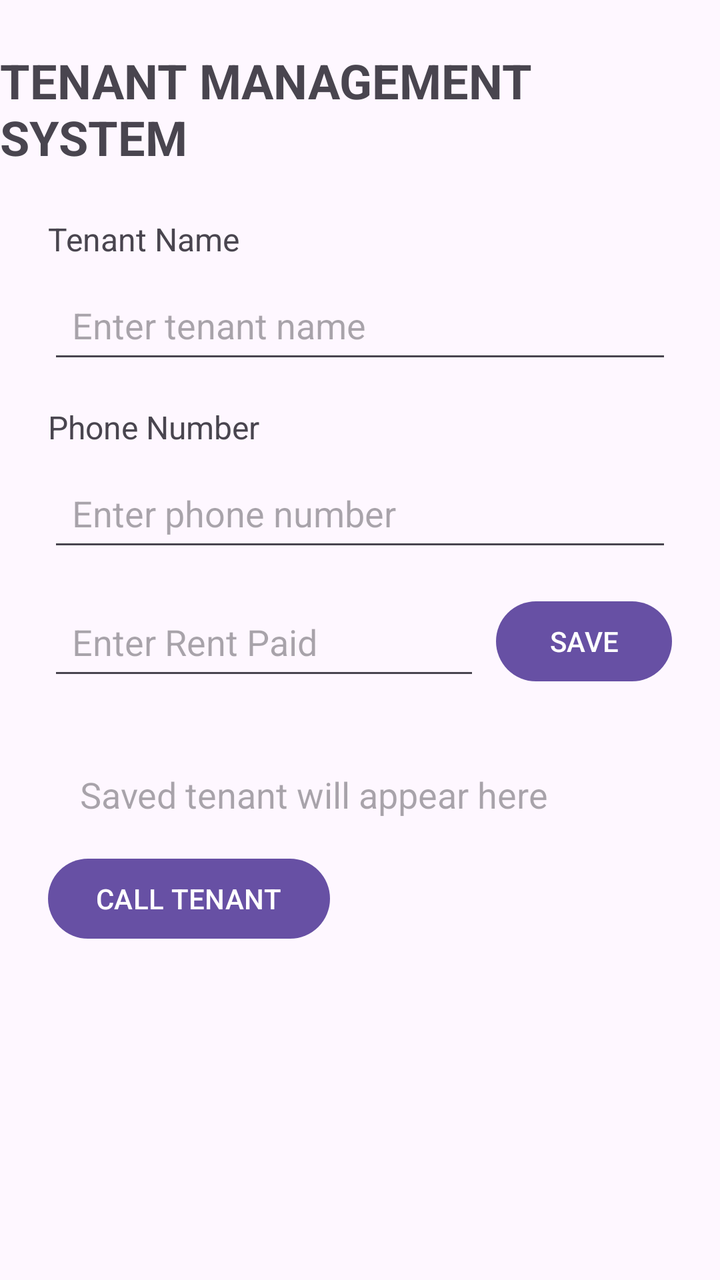
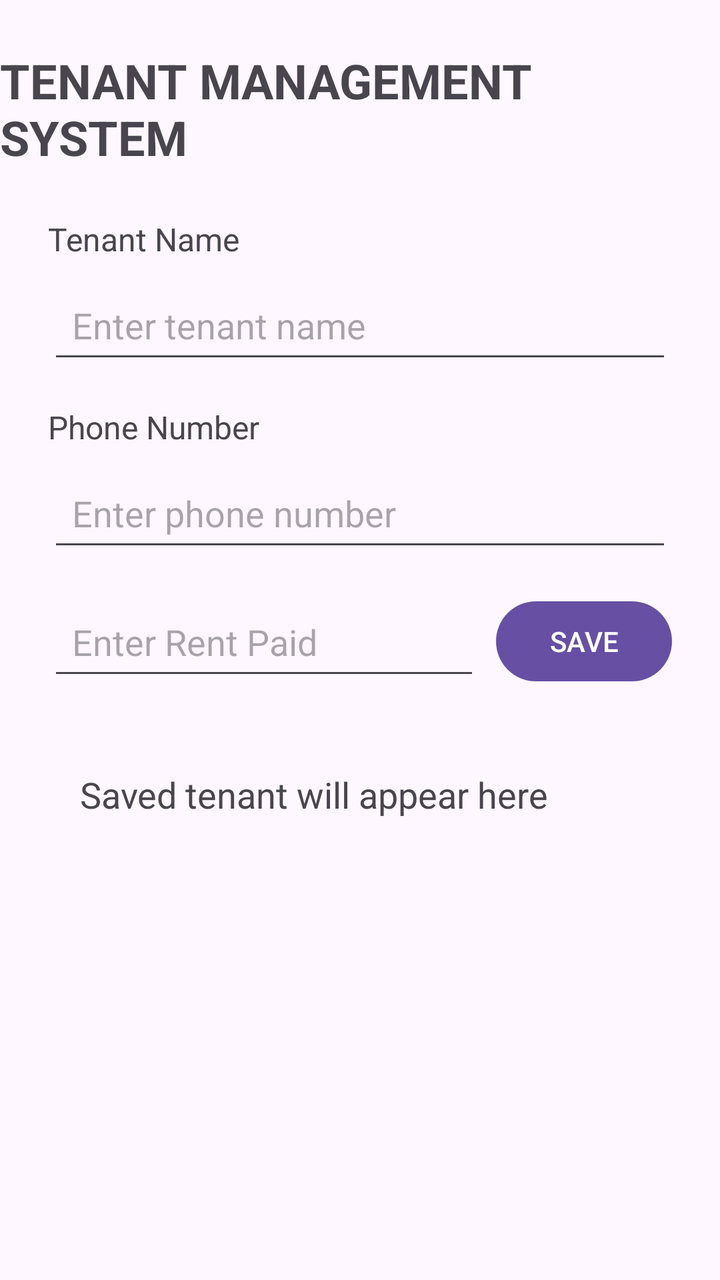

Two renders of the same Android screen: before a commit and after it. Below are the layout's source before the change and the commit's diff.
<!-- AndroidManifest.xml: application theme Theme.TenantManagementSystemGroupA -->
<!-- res/layout/activity_main.xml -->
<?xml version="1.0" encoding="utf-8"?>
<layout xmlns:android="http://schemas.android.com/apk/res/android"
    xmlns:app="http://schemas.android.com/apk/res-auto">

    <data>
        <variable
            name="tenant"
            type="com.example.tenantmanagementsystemgroupa.Tenant" />
    </data>

    <androidx.constraintlayout.widget.ConstraintLayout
        android:layout_width="match_parent"
        android:layout_height="match_parent">

        <TextView
            android:id="@+id/titleTextView"
            android:layout_width="wrap_content"
            android:layout_height="wrap_content"
            android:text="TENANT MANAGEMENT SYSTEM"
            android:textSize="24sp"
            android:textStyle="bold"
            android:layout_marginTop="24dp"
            app:layout_constraintTop_toTopOf="parent"
            app:layout_constraintStart_toStartOf="parent"
            app:layout_constraintEnd_toEndOf="parent" />

        <TextView
            android:id="@+id/tenantNameLabel"
            android:layout_width="wrap_content"
            android:layout_height="wrap_content"
            android:text="Tenant Name"
            android:textSize="16sp"
            android:layout_marginTop="24dp"
            android:layout_marginStart="24dp"
            app:layout_constraintTop_toBottomOf="@id/titleTextView"
            app:layout_constraintStart_toStartOf="parent" />

        <EditText
            android:id="@+id/tenantNameEditText"
            android:layout_width="0dp"
            android:layout_height="wrap_content"
            android:hint="Enter tenant name"
            android:minHeight="48dp"
            android:padding="12dp"
            android:layout_marginTop="8dp"
            android:layout_marginStart="24dp"
            android:layout_marginEnd="24dp"
            app:layout_constraintTop_toBottomOf="@id/tenantNameLabel"
            app:layout_constraintStart_toStartOf="parent"
            app:layout_constraintEnd_toEndOf="parent" />

        <TextView
            android:id="@+id/phoneLabel"
            android:layout_width="wrap_content"
            android:layout_height="wrap_content"
            android:text="Phone Number"
            android:textSize="16sp"
            android:layout_marginTop="16dp"
            android:layout_marginStart="24dp"
            app:layout_constraintTop_toBottomOf="@id/tenantNameEditText"
            app:layout_constraintStart_toStartOf="parent" />

        <EditText
            android:id="@+id/phoneEditText"
            android:layout_width="0dp"
            android:layout_height="wrap_content"
            android:hint="Enter phone number"
            android:inputType="phone"
            android:minHeight="48dp"
            android:padding="12dp"
            android:layout_marginTop="8dp"
            android:layout_marginStart="24dp"
            android:layout_marginEnd="24dp"
            app:layout_constraintTop_toBottomOf="@id/phoneLabel"
            app:layout_constraintStart_toStartOf="parent"
            app:layout_constraintEnd_toEndOf="parent" />

        <EditText
            android:id="@+id/rentEditText"
            android:layout_width="0dp"
            android:layout_height="wrap_content"
            android:hint="Enter Rent Paid"
            android:inputType="numberDecimal"
            android:minHeight="48dp"
            android:padding="12dp"
            android:layout_marginStart="24dp"
            android:layout_marginTop="16dp"
            android:layout_marginEnd="8dp"
            app:layout_constraintTop_toBottomOf="@id/phoneEditText"
            app:layout_constraintStart_toStartOf="parent"
            app:layout_constraintEnd_toStartOf="@id/saveButton" />

        <Button
            android:id="@+id/saveButton"
            android:layout_width="wrap_content"
            android:layout_height="wrap_content"
            android:text="SAVE"
            android:layout_marginEnd="24dp"
            app:layout_constraintTop_toTopOf="@id/rentEditText"
            app:layout_constraintEnd_toEndOf="parent" />

        <TextView
            android:id="@+id/tenantResultTextView"
            android:layout_width="0dp"
            android:layout_height="wrap_content"
            android:text="@{tenant.summary()}"
            android:hint="Saved tenant will appear here"
            android:textSize="18sp"
            android:padding="16dp"
            android:layout_margin="24dp"
            app:layout_constraintTop_toBottomOf="@id/rentEditText"
            app:layout_constraintStart_toStartOf="parent"
            app:layout_constraintEnd_toEndOf="parent" />
        <Button
            android:id="@+id/callButton"
            android:layout_width="wrap_content"
            android:layout_height="wrap_content"
            android:text="CALL TENANT"
            android:layout_marginStart="24dp"
            app:layout_constraintTop_toBottomOf="@id/tenantResultTextView"
            app:layout_constraintStart_toStartOf="parent" />

    </androidx.constraintlayout.widget.ConstraintLayout>
</layout>
<!-- resources referenced by this layout -->
<resources>
  <style name="Theme.TenantManagementSystemGroupA" parent="Base.Theme.TenantManagementSystemGroupA" />
  <style name="Base.Theme.TenantManagementSystemGroupA" parent="Theme.Material3.DayNight.NoActionBar">
          
          
      </style>
</resources>

<!-- the commit's change to res/layout/activity_main.xml (unified diff, before → after) -->
@@ -1,124 +1,98 @@
 <?xml version="1.0" encoding="utf-8"?>
-<layout xmlns:android="http://schemas.android.com/apk/res/android"
-    xmlns:app="http://schemas.android.com/apk/res-auto">
-
-    <data>
-        <variable
-            name="tenant"
-            type="com.example.tenantmanagementsystemgroupa.Tenant" />
-    </data>
-
-    <androidx.constraintlayout.widget.ConstraintLayout
-        android:layout_width="match_parent"
-        android:layout_height="match_parent">
-
-        <TextView
-            android:id="@+id/titleTextView"
-            android:layout_width="wrap_content"
-            android:layout_height="wrap_content"
-            android:text="TENANT MANAGEMENT SYSTEM"
-            android:textSize="24sp"
-            android:textStyle="bold"
-            android:layout_marginTop="24dp"
-            app:layout_constraintTop_toTopOf="parent"
-            app:layout_constraintStart_toStartOf="parent"
-            app:layout_constraintEnd_toEndOf="parent" />
-
-        <TextView
-            android:id="@+id/tenantNameLabel"
-            android:layout_width="wrap_content"
-            android:layout_height="wrap_content"
-            android:text="Tenant Name"
-            android:textSize="16sp"
-            android:layout_marginTop="24dp"
-            android:layout_marginStart="24dp"
-            app:layout_constraintTop_toBottomOf="@id/titleTextView"
-            app:layout_constraintStart_toStartOf="parent" />
-
-        <EditText
-            android:id="@+id/tenantNameEditText"
-            android:layout_width="0dp"
-            android:layout_height="wrap_content"
-            android:hint="Enter tenant name"
-            android:minHeight="48dp"
-            android:padding="12dp"
-            android:layout_marginTop="8dp"
-            android:layout_marginStart="24dp"
-            android:layout_marginEnd="24dp"
-            app:layout_constraintTop_toBottomOf="@id/tenantNameLabel"
-            app:layout_constraintStart_toStartOf="parent"
-            app:layout_constraintEnd_toEndOf="parent" />
-
-        <TextView
-            android:id="@+id/phoneLabel"
-            android:layout_width="wrap_content"
-            android:layout_height="wrap_content"
-            android:text="Phone Number"
-            android:textSize="16sp"
-            android:layout_marginTop="16dp"
-            android:layout_marginStart="24dp"
-            app:layout_constraintTop_toBottomOf="@id/tenantNameEditText"
-            app:layout_constraintStart_toStartOf="parent" />
-
-        <EditText
-            android:id="@+id/phoneEditText"
-            android:layout_width="0dp"
-            android:layout_height="wrap_content"
-            android:hint="Enter phone number"
-            android:inputType="phone"
-            android:minHeight="48dp"
-            android:padding="12dp"
-            android:layout_marginTop="8dp"
-            android:layout_marginStart="24dp"
-            android:layout_marginEnd="24dp"
-            app:layout_constraintTop_toBottomOf="@id/phoneLabel"
-            app:layout_constraintStart_toStartOf="parent"
-            app:layout_constraintEnd_toEndOf="parent" />
-
-        <EditText
-            android:id="@+id/rentEditText"
-            android:layout_width="0dp"
-            android:layout_height="wrap_content"
-            android:hint="Enter Rent Paid"
-            android:inputType="numberDecimal"
-            android:minHeight="48dp"
-            android:padding="12dp"
-            android:layout_marginStart="24dp"
-            android:layout_marginTop="16dp"
-            android:layout_marginEnd="8dp"
-            app:layout_constraintTop_toBottomOf="@id/phoneEditText"
-            app:layout_constraintStart_toStartOf="parent"
-            app:layout_constraintEnd_toStartOf="@id/saveButton" />
-
-        <Button
-            android:id="@+id/saveButton"
-            android:layout_width="wrap_content"
-            android:layout_height="wrap_content"
-            android:text="SAVE"
-            android:layout_marginEnd="24dp"
-            app:layout_constraintTop_toTopOf="@id/rentEditText"
-            app:layout_constraintEnd_toEndOf="parent" />
-
-        <TextView
-            android:id="@+id/tenantResultTextView"
-            android:layout_width="0dp"
-            android:layout_height="wrap_content"
-            android:text="@{tenant.summary()}"
-            android:hint="Saved tenant will appear here"
-            android:textSize="18sp"
-            android:padding="16dp"
-            android:layout_margin="24dp"
-            app:layout_constraintTop_toBottomOf="@id/rentEditText"
-            app:layout_constraintStart_toStartOf="parent"
-            app:layout_constraintEnd_toEndOf="parent" />
-        <Button
-            android:id="@+id/callButton"
-            android:layout_width="wrap_content"
-            android:layout_height="wrap_content"
-            android:text="CALL TENANT"
-            android:layout_marginStart="24dp"
-            app:layout_constraintTop_toBottomOf="@id/tenantResultTextView"
-            app:layout_constraintStart_toStartOf="parent" />
-
-    </androidx.constraintlayout.widget.ConstraintLayout>
-</layout>
+<androidx.constraintlayout.widget.ConstraintLayout
+    xmlns:android="http://schemas.android.com/apk/res/android"
+    xmlns:app="http://schemas.android.com/apk/res-auto"
+    android:layout_width="match_parent"
+    android:layout_height="match_parent">
+    <TextView
+        android:id="@+id/titleTextView"
+        android:layout_width="wrap_content"
+        android:layout_height="wrap_content"
+        android:text="TENANT MANAGEMENT SYSTEM"
+        android:textSize="24sp"
+        android:textStyle="bold"
+        android:layout_marginTop="24dp"
+        app:layout_constraintTop_toTopOf="parent"
+        app:layout_constraintStart_toStartOf="parent"
+        app:layout_constraintEnd_toEndOf="parent" />
+    <TextView
+        android:id="@+id/tenantNameLabel"
+        android:layout_width="wrap_content"
+        android:layout_height="wrap_content"
+        android:text="Tenant Name"
+        android:textSize="16sp"
+        android:layout_marginTop="24dp"
+        android:layout_marginStart="24dp"
+        app:layout_constraintTop_toBottomOf="@id/titleTextView"
+        app:layout_constraintStart_toStartOf="parent" />
+    <EditText
+        android:id="@+id/tenantNameEditText"
+        android:layout_width="0dp"
+        android:layout_height="wrap_content"
+        android:hint="Enter tenant name"
+        android:minHeight="48dp"
+        android:padding="12dp"
+        android:layout_marginTop="8dp"
+        android:layout_marginStart="24dp"
+        android:layout_marginEnd="24dp"
+        app:layout_constraintTop_toBottomOf="@id/tenantNameLabel"
+        app:layout_constraintStart_toStartOf="parent"
+        app:layout_constraintEnd_toEndOf="parent" />
+    <TextView
+        android:id="@+id/phoneLabel"
+        android:layout_width="wrap_content"
+        android:layout_height="wrap_content"
+        android:text="Phone Number"
+        android:textSize="16sp"
+        android:layout_marginTop="16dp"
+        android:layout_marginStart="24dp"
+        app:layout_constraintTop_toBottomOf="@id/tenantNameEditText"
+        app:layout_constraintStart_toStartOf="parent" />
+    <EditText
+        android:id="@+id/phoneEditText"
+        android:layout_width="0dp"
+        android:layout_height="wrap_content"
+        android:hint="Enter phone number"
+        android:inputType="phone"
+        android:minHeight="48dp"
+        android:padding="12dp"
+        android:layout_marginTop="8dp"
+        android:layout_marginStart="24dp"
+        android:layout_marginEnd="24dp"
+        app:layout_constraintTop_toBottomOf="@id/phoneLabel"
+        app:layout_constraintStart_toStartOf="parent"
+        app:layout_constraintEnd_toEndOf="parent" />
+    <EditText
+        android:id="@+id/rentEditText"
+        android:layout_width="0dp"
+        android:layout_height="wrap_content"
+        android:hint="Enter Rent Paid"
+        android:inputType="numberDecimal"
+        android:minHeight="48dp"
+        android:padding="12dp"
+        android:layout_marginStart="24dp"
+        android:layout_marginTop="16dp"
+        android:layout_marginEnd="8dp"
+        app:layout_constraintTop_toBottomOf="@id/phoneEditText"
+        app:layout_constraintStart_toStartOf="parent"
+        app:layout_constraintEnd_toStartOf="@id/saveButton" />
+    <Button
+        android:id="@+id/saveButton"
+        android:layout_width="wrap_content"
+        android:layout_height="wrap_content"
+        android:text="SAVE"
+        android:layout_marginEnd="24dp"
+        app:layout_constraintTop_toTopOf="@id/rentEditText"
+        app:layout_constraintEnd_toEndOf="parent" />
+    <TextView
+        android:id="@+id/tenantResultTextView"
+        android:layout_width="0dp"
+        android:layout_height="wrap_content"
+        android:text="Saved tenant will appear here"
+        android:textSize="18sp"
+        android:padding="16dp"
+        android:layout_margin="24dp"
+        app:layout_constraintTop_toBottomOf="@id/rentEditText"
+        app:layout_constraintStart_toStartOf="parent"
+        app:layout_constraintEnd_toEndOf="parent" />
+</androidx.constraintlayout.widget.ConstraintLayout>
